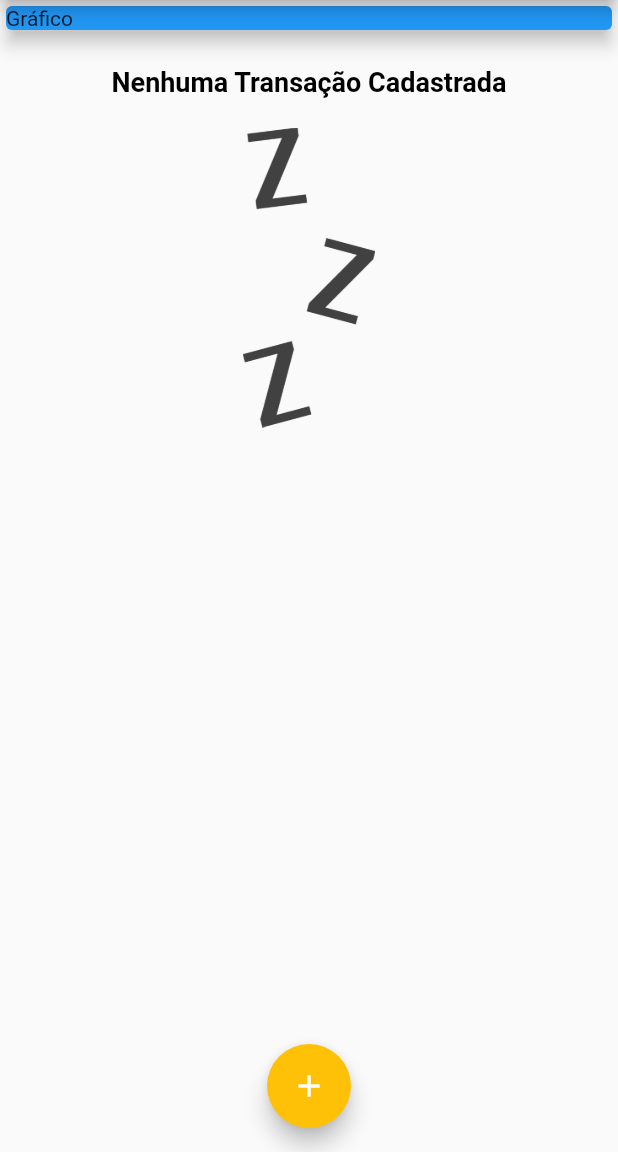
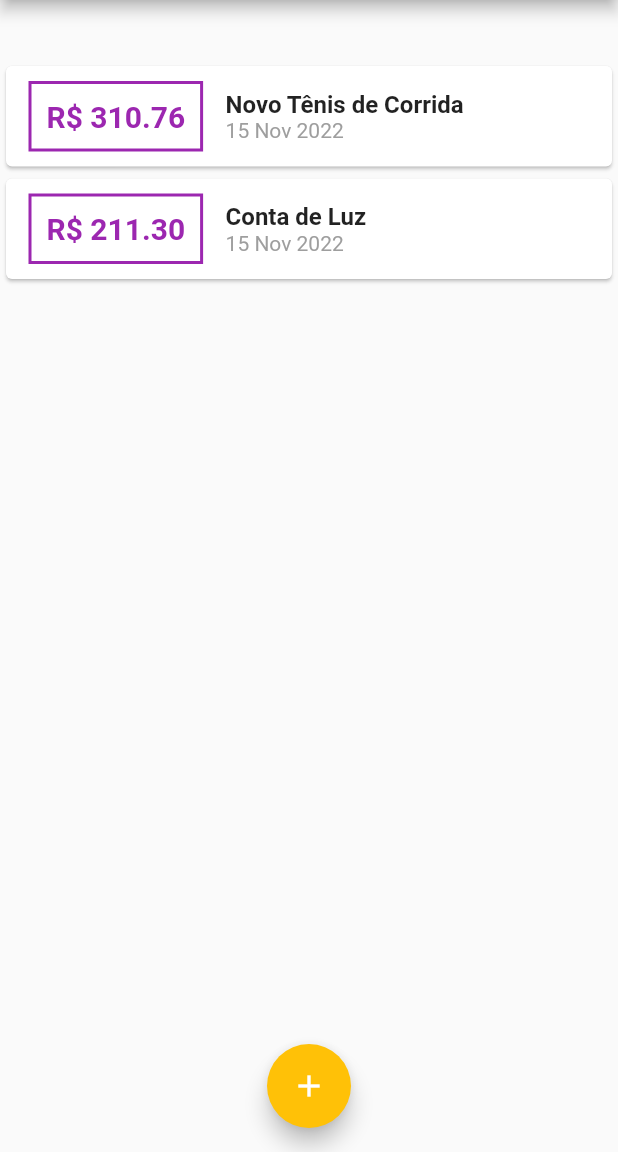
Before and after one commit to marcelonuness/Expenses, a Flutter app: the screen it shows after launch, on a phone screen of 412 x 824 dp, the part 84-1236 px from its top. Run offline on Flutter 3.47's test engine with Material 2 defaults, Android fonts, the phone set to English and light mode, and no system bars; Roboto replaces fonts that are missing (OpenSans).

Commit message:
v-15-11-2022

```diff
--- /dev/null
+++ b/lib/components/chart.dart
@@ -0,0 +1,43 @@
+import 'package:expenses/models/transaction.dart';
+import 'package:flutter/material.dart';
+import '../models/transaction.dart';
+import 'package:intl/intl.dart';
+
+class Chart extends StatelessWidget {
+  final List<Transaction> recentTransaction;
+
+  Chart(this.recentTransaction);
+
+  List<Map<String, Object>> get groupedTransactions {
+    return List.generate(7, (index) {
+      final weekDay = DateTime.now().subtract(
+        Duration(days: index),
+      );
+
+      double totalSum = 0.0;
+
+      for (var i = 0; i < recentTransaction.length; i++) {
+        bool sameDay = recentTransaction[i].date.day == weekDay.day;
+        bool sameMonth = recentTransaction[i].date.month == weekDay.month;
+        bool sameYear = recentTransaction[i].date.year == weekDay.year;
+
+        if (sameDay && sameMonth && sameYear) {
+          totalSum += recentTransaction[i].value;
+        }
+      }
+
+      return {"day": DateFormat.E().format(weekDay)[0], "value": totalSum};
+    });
+  }
+
+  @override
+  Widget build(BuildContext context) {
+    return Card(
+      elevation: 6,
+      margin: EdgeInsets.all(20),
+      child: Row(
+        children: [],
+      ),
+    );
+  }
+}
--- a/lib/main.dart
+++ b/lib/main.dart
@@ -1,7 +1,9 @@
+import 'package:expenses/components/chart.dart';
 import 'package:flutter/material.dart';
 import 'dart:math';
 import './components/transaction_form.dart';
 import './components/transaction_list.dart';
+import 'components/chart.dart';
 import 'models/transaction.dart';
 
 main() => runApp(ExpensesApp());
@@ -45,7 +47,7 @@ class MyHomePage extends StatefulWidget {
 
 class _MyHomePageState extends State<MyHomePage> {
   final List<Transaction> _transactions = [
-    /* Transaction(
+    Transaction(
       id: 't1',
       title: 'Novo Tênis de Corrida',
       value: 310.76,
@@ -56,8 +58,16 @@ class _MyHomePageState extends State<MyHomePage> {
       title: 'Conta de Luz',
       value: 211.30,
       date: DateTime.now(),
-    ), */
+    ),
   ];
+
+  List<Transaction> get _recentTransactions {
+    return _transactions.where((tr) {
+      return tr.date.isAfter(DateTime.now().subtract(
+        Duration(days: 7),
+      ));
+    }).toList();
+  }
 
   _addTransaction(String title, double value) {
     final newTransaction = Transaction(
@@ -99,14 +109,7 @@ class _MyHomePageState extends State<MyHomePage> {
         child: Column(
           crossAxisAlignment: CrossAxisAlignment.stretch,
           children: <Widget>[
-            Container(
-              width: double.infinity,
-              child: Card(
-                color: Colors.blue,
-                child: Text('Gráfico'),
-                elevation: 5,
-              ),
-            ),
+            Chart(_recentTransactions),
             TransactionList(_transactions),
           ],
         ),
```
